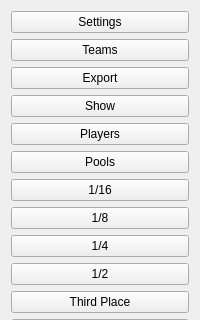
Old version of the form gui/menuside.ui in the repository Nicostrong/Tournament2000_UI; both pictures show x 0 to 200 and y 0 to 320 of the 200 by 631 pixel window.
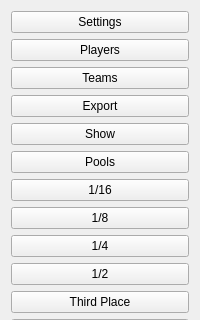
New version of the form.

Diff of the .ui file:
```diff
--- a/gui/menuside.ui
+++ b/gui/menuside.ui
@@ -27,6 +27,13 @@
      </property>
     </widget>
    </item>
+   <item>
+    <widget class="QPushButton" name="PlayersBtn">
+     <property name="text">
+      <string>Players</string>
+     </property>
+    </widget>
+   </item>
    <item>
     <widget class="QPushButton" name="TeamsBtn">
      <property name="text">
@@ -48,13 +55,6 @@
      </property>
     </widget>
    </item>
-   <item>
-    <widget class="QPushButton" name="PlayersBtn">
-     <property name="text">
-      <string>Players</string>
-     </property>
-    </widget>
-   </item>
    <item>
     <widget class="QPushButton" name="PoolsBtn">
      <property name="text">
```
